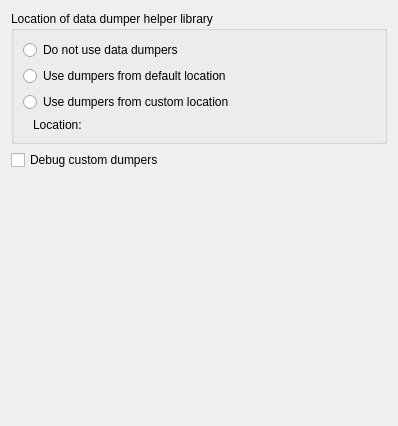
Qt form src/plugins/debugger/dumperoptionpage.ui (qt-creator/qt-creator) before a commit.
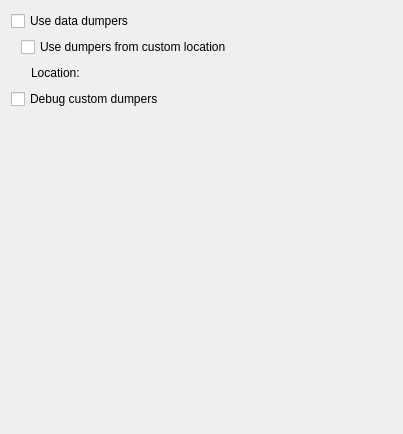
The same form after that commit. Custom widgets are drawn as their Qt base class.

Commit message: debugger: rework dumper settings page

What changed in the file:
```diff
--- a/src/plugins/debugger/dumperoptionpage.ui
+++ b/src/plugins/debugger/dumperoptionpage.ui
@@ -6,51 +6,68 @@
    <rect>
     <x>0</x>
     <y>0</y>
-    <width>398</width>
-    <height>426</height>
+    <width>403</width>
+    <height>434</height>
    </rect>
   </property>
   <property name="windowTitle">
    <string>Form</string>
   </property>
-  <layout class="QGridLayout" name="gridLayout_2">
-   <item row="0" column="0">
-    <widget class="QGroupBox" name="groupBoxDataDumpers">
-     <property name="title">
-      <string>Location of data dumper helper library</string>
+  <layout class="QVBoxLayout" name="verticalLayout">
+   <item>
+    <widget class="QCheckBox" name="checkBoxUseDumpers">
+     <property name="toolTip">
+      <string>This will enable nice display of Qt and Standard Library objects in the Locals&amp;Watchers view</string>
      </property>
-     <layout class="QGridLayout" name="gridLayout">
-      <item row="1" column="0">
-       <widget class="QRadioButton" name="radioButtonUseDefaultDumperLocation">
+     <property name="text">
+      <string>Use data dumpers</string>
+     </property>
+    </widget>
+   </item>
+   <item>
+    <layout class="QHBoxLayout" name="horizontalLayout_2">
+     <item>
+      <spacer name="horizontalSpacer">
+       <property name="orientation">
+        <enum>Qt::Horizontal</enum>
+       </property>
+       <property name="sizeType">
+        <enum>QSizePolicy::Fixed</enum>
+       </property>
+       <property name="sizeHint" stdset="0">
+        <size>
+         <width>10</width>
+         <height>10</height>
+        </size>
+       </property>
+      </spacer>
+     </item>
+     <item>
+      <widget class="QCheckBox" name="checkBoxUseCustomDumperLocation">
         <property name="toolTip">
          <string>This will load a dumper library</string>
         </property>
         <property name="text">
-         <string>Use dumpers from default location</string>
-        </property>
-       </widget>
-      </item>
-      <item row="2" column="0">
-       <widget class="QRadioButton" name="radioButtonUseCustomDumperLocation">
-        <property name="text">
          <string>Use dumpers from custom location</string>
         </property>
        </widget>
       </item>
-      <item row="3" column="0">
+    </layout>
+   </item>
+   <item>
        <layout class="QHBoxLayout" name="horizontalLayout">
         <item>
-         <spacer name="horizontalSpacer">
+      <spacer name="horizontalSpacer_2">
           <property name="orientation">
            <enum>Qt::Horizontal</enum>
           </property>
           <property name="sizeType">
-           <enum>QSizePolicy::Preferred</enum>
+        <enum>QSizePolicy::Fixed</enum>
           </property>
           <property name="sizeHint" stdset="0">
            <size>
-            <width>10</width>
-            <height>10</height>
+         <width>20</width>
+         <height>20</height>
            </size>
           </property>
          </spacer>
@@ -67,33 +84,7 @@
         </item>
        </layout>
       </item>
-      <item row="0" column="0">
-       <widget class="QRadioButton" name="radioButtonDisplayRawData">
-        <property name="toolTip">
-         <string>This will disable nice display of Qt and Standard Library objects in the Locals&amp;Watchers view</string>
-        </property>
-        <property name="text">
-         <string>Do not use data dumpers</string>
-        </property>
-       </widget>
-      </item>
-     </layout>
-    </widget>
-   </item>
-   <item row="3" column="0">
-    <spacer name="verticalSpacer">
-     <property name="orientation">
-      <enum>Qt::Vertical</enum>
-     </property>
-     <property name="sizeHint" stdset="0">
-      <size>
-       <width>10</width>
-       <height>1</height>
-      </size>
-     </property>
-    </spacer>
-   </item>
-   <item row="2" column="0">
+   <item>
     <widget class="QCheckBox" name="checkBoxDebugDumpers">
      <property name="toolTip">
       <string notr="true">This is an internal tool to make debugging the Custom Data Dumper code easier. Using this action is in general not needed unless you want do debug Qt Creator itself.</string>
@@ -103,6 +94,19 @@
      </property>
     </widget>
    </item>
+   <item>
+    <spacer name="verticalSpacer">
+     <property name="orientation">
+      <enum>Qt::Vertical</enum>
+     </property>
+     <property name="sizeHint" stdset="0">
+      <size>
+       <width>10</width>
+       <height>1</height>
+      </size>
+     </property>
+    </spacer>
+   </item>
   </layout>
  </widget>
  <customwidgets>
```
Left out of the diff: 7 changed lines with no effect on the pictures. Lines whose indentation alone changed are shown as unchanged. The commit also changes 6 other files.
